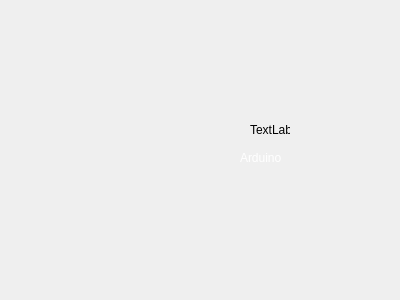
The window that Desker/mainwindow.ui (zhiliao007/Desker) describes before a commit, drawn with Qt 5.
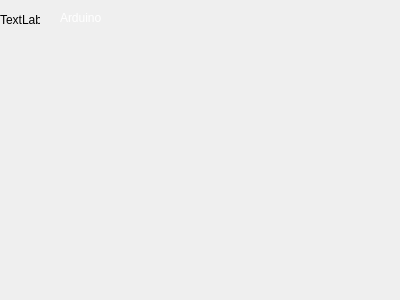
The same window after the commit.

Patch:
```diff
--- a/Desker/mainwindow.ui
+++ b/Desker/mainwindow.ui
@@ -20,8 +20,8 @@
    <widget class="QLabel" name="label_2">
     <property name="geometry">
      <rect>
-      <x>240</x>
-      <y>140</y>
+      <x>60</x>
+      <y>0</y>
       <width>79</width>
       <height>36</height>
      </rect>
@@ -42,8 +42,8 @@
    <widget class="QLabel" name="label">
     <property name="geometry">
      <rect>
-      <x>250</x>
-      <y>110</y>
+      <x>0</x>
+      <y>0</y>
       <width>40</width>
       <height>40</height>
      </rect>
```
